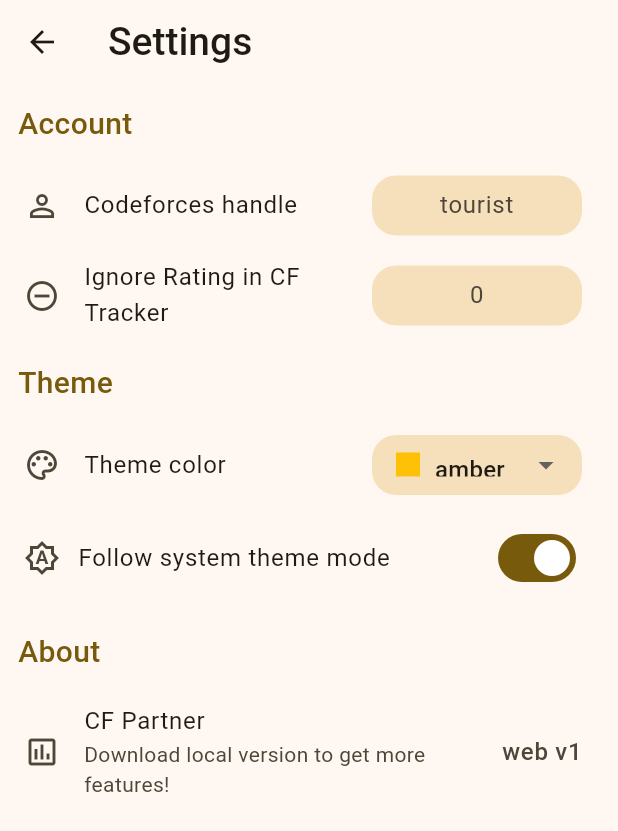
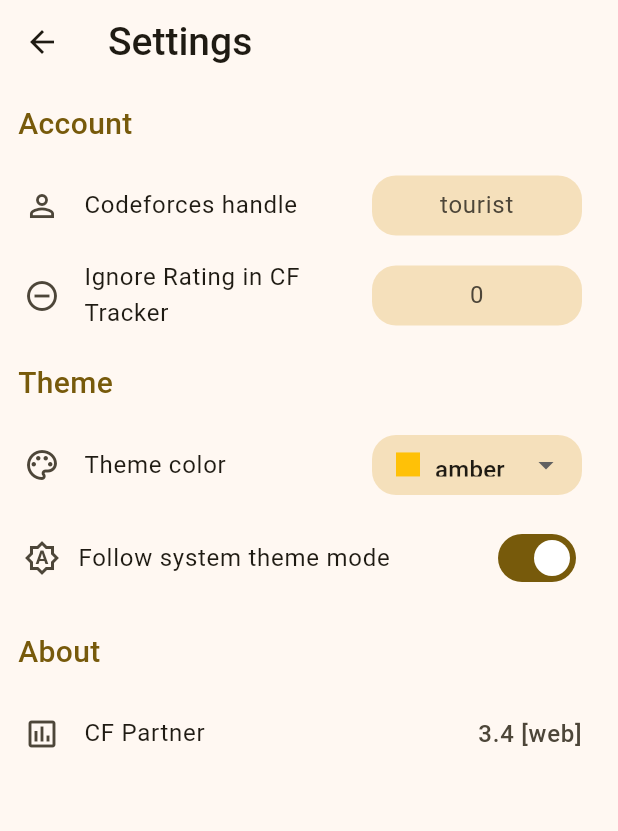
Before and after one commit to YuiHrsw/yuihrsw.github.io, a Flutter app: the Settings screen opened directly, on a phone screen of 412 x 824 dp. Shown: the top 831 px of the screen. Run offline on Flutter 3.47's test engine with Material 3 defaults, Android fonts, the phone set to English and light mode, and no system bars; our stand-ins replace dio, dio_cookie_manager, file_picker, flutter_highlight; missing offline and left inert: code_text_field, highlight, process_run; network calls fail.

Commit message:
update icon

```diff
--- a/mysite/lib/pages/dashboard/dashboard.dart
+++ b/mysite/lib/pages/dashboard/dashboard.dart
@@ -304,7 +304,7 @@
                 Icons.archive_outlined,
               ),
               trailing: const Icon(Icons.open_in_new),
-              title: const Text('Daily Problems Archive'),
+              title: const Text('Online Categories'),
               onTap: () {
                 Navigator.of(context).push(
                   MaterialPageRoute(
--- a/mysite/lib/pages/settings.dart
+++ b/mysite/lib/pages/settings.dart
@@ -328,9 +328,8 @@
               Icons.assessment_outlined,
             ),
             title: const Text('CF Partner'),
-            subtitle: const Text('Download local version to get more features!'),
             trailing: const Text(
-              'web v1',
+              '3.4 [web]',
               style: TextStyle(
                 fontSize: 16,
               ),
```
Also changed, not shown: 6 other files.
